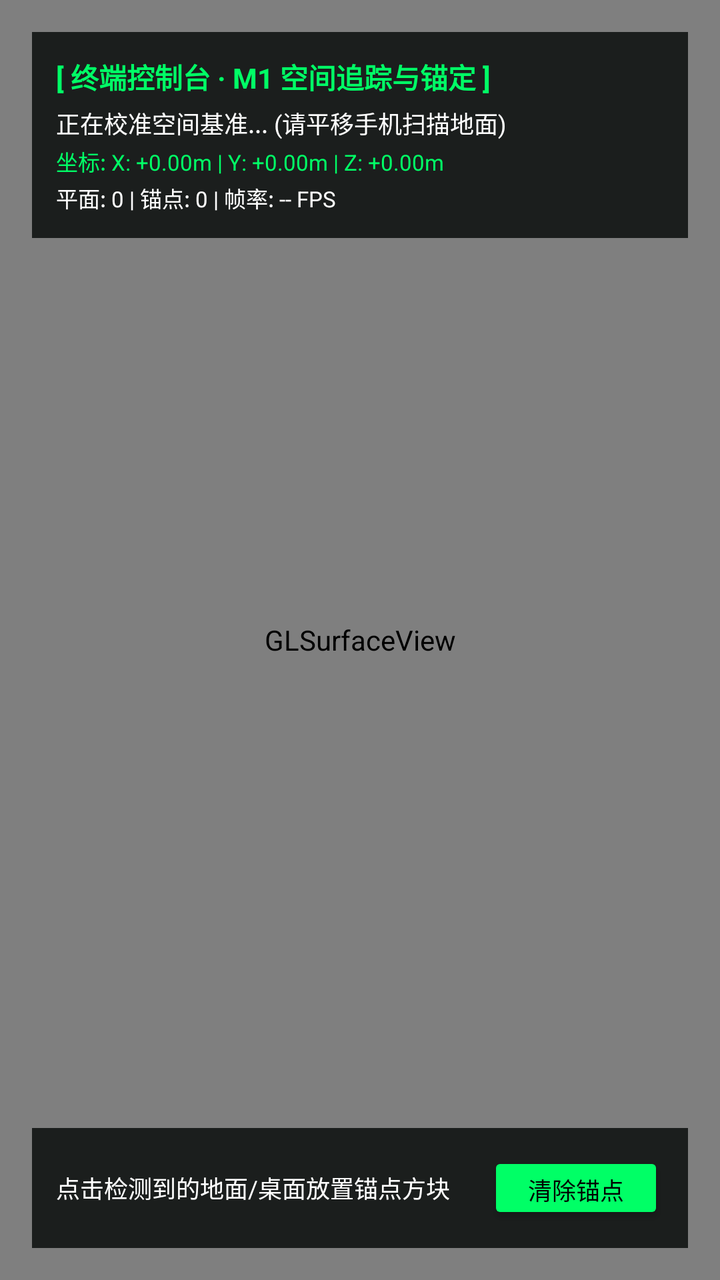
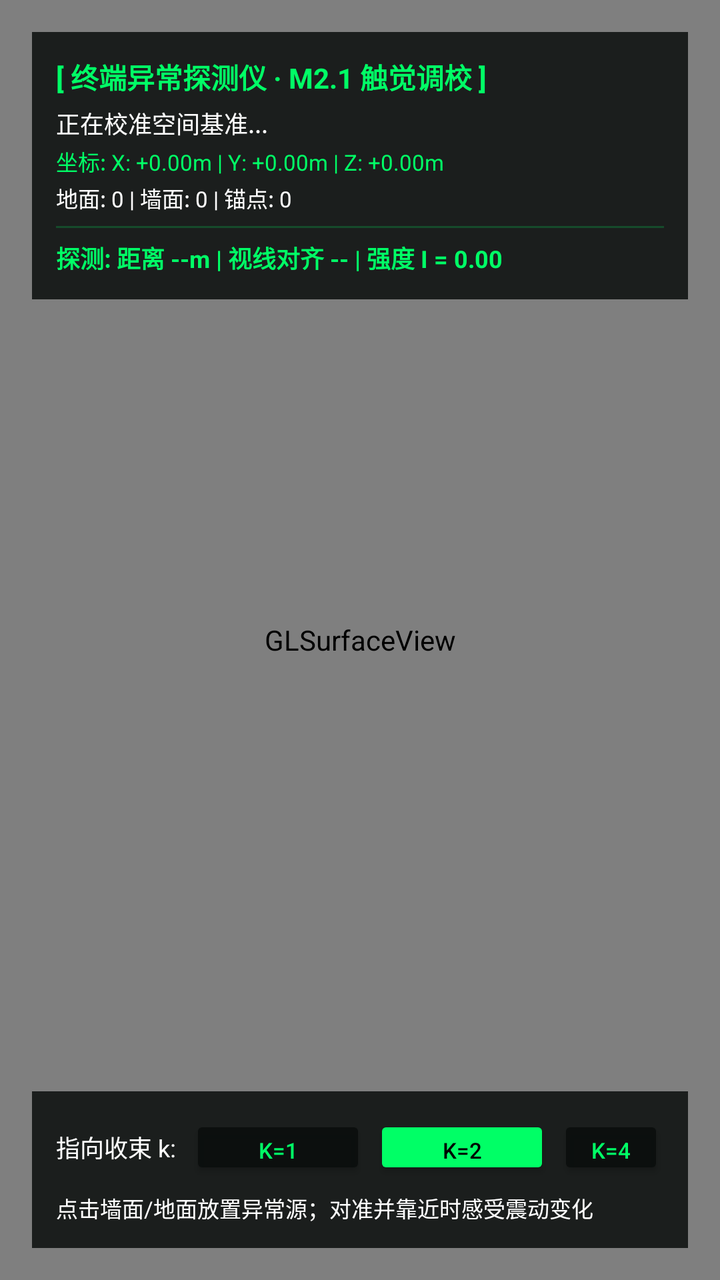

Two renders of the same Android screen: before a commit and after it. Below are the layout's source before the change and the commit's diff.
<!-- AndroidManifest.xml: application theme Theme.HomeDungeonAR -->
<!-- res/layout/activity_main.xml -->
<?xml version="1.0" encoding="utf-8"?>
<FrameLayout xmlns:android="http://schemas.android.com/apk/res/android"
    android:layout_width="match_parent"
    android:layout_height="match_parent"
    android:background="@color/black">

    <android.opengl.GLSurfaceView
        android:id="@+id/surfaceView"
        android:layout_width="match_parent"
        android:layout_height="match_parent" />

    
    <LinearLayout
        android:layout_width="match_parent"
        android:layout_height="wrap_content"
        android:layout_gravity="top"
        android:layout_margin="16dp"
        android:background="@color/terminal_dark"
        android:orientation="vertical"
        android:padding="12dp">

        <TextView
            android:layout_width="wrap_content"
            android:layout_height="wrap_content"
            android:text="[ 终端控制台 · M1 空间追踪与锚定 ]"
            android:textColor="@color/terminal_green"
            android:textSize="14sp"
            android:textStyle="bold" />

        <TextView
            android:id="@+id/tvStatus"
            android:layout_width="wrap_content"
            android:layout_height="wrap_content"
            android:layout_marginTop="4dp"
            android:text="正在校准空间基准... (请平移手机扫描地面)"
            android:textColor="@color/white"
            android:textSize="12sp" />

        <TextView
            android:id="@+id/tvPose"
            android:layout_width="wrap_content"
            android:layout_height="wrap_content"
            android:layout_marginTop="2dp"
            android:text="坐标: X: +0.00m | Y: +0.00m | Z: +0.00m"
            android:textColor="@color/terminal_green"
            android:textSize="11sp" />

        <TextView
            android:id="@+id/tvInfo"
            android:layout_width="wrap_content"
            android:layout_height="wrap_content"
            android:layout_marginTop="2dp"
            android:text="平面: 0 | 锚点: 0 | 帧率: -- FPS"
            android:textColor="@color/white"
            android:textSize="11sp" />
    </LinearLayout>

    
    <LinearLayout
        android:layout_width="match_parent"
        android:layout_height="wrap_content"
        android:layout_gravity="bottom"
        android:layout_margin="16dp"
        android:background="@color/terminal_dark"
        android:gravity="center_vertical"
        android:orientation="horizontal"
        android:padding="12dp">

        <TextView
            android:id="@+id/tvHint"
            android:layout_width="0dp"
            android:layout_height="wrap_content"
            android:layout_weight="1"
            android:text="点击检测到的地面/桌面放置锚点方块"
            android:textColor="@color/white"
            android:textSize="12sp" />

        <Button
            android:id="@+id/btnClearAnchors"
            android:layout_width="wrap_content"
            android:layout_height="36dp"
            android:backgroundTint="@color/terminal_green"
            android:paddingStart="12dp"
            android:paddingEnd="12dp"
            android:text="清除锚点"
            android:textColor="@color/black"
            android:textSize="12sp" />
    </LinearLayout>

    
    <LinearLayout
        android:id="@+id/permissionLayout"
        android:layout_width="match_parent"
        android:layout_height="wrap_content"
        android:layout_gravity="center"
        android:layout_margin="24dp"
        android:background="@color/terminal_dark"
        android:gravity="center"
        android:orientation="vertical"
        android:padding="20dp"
        android:visibility="gone">

        <TextView
            android:layout_width="wrap_content"
            android:layout_height="wrap_content"
            android:gravity="center"
            android:text="@string/camera_permission_required"
            android:textColor="@color/white"
            android:textSize="16sp" />

        <Button
            android:id="@+id/btnGrantPermission"
            android:layout_width="wrap_content"
            android:layout_height="wrap_content"
            android:layout_marginTop="16dp"
            android:backgroundTint="@color/terminal_green"
            android:text="@string/grant_permission"
            android:textColor="@color/black" />
    </LinearLayout>

</FrameLayout>
<!-- resources referenced by this layout -->
<resources>
  <color name="black">#FF000000</color>
  <color name="terminal_dark">#D90A0E0C</color>
  <color name="terminal_green">#FF00FF66</color>
  <color name="white">#FFFFFFFF</color>
  <string name="camera_permission_required">终端需要相机权限以观测空间</string>
  <string name="grant_permission">授权</string>
  <style name="Theme.HomeDungeonAR" parent="Theme.MaterialComponents.DayNight.NoActionBar">
          <item name="android:statusBarColor">@color/black</item>
          <item name="android:navigationBarColor">@color/black</item>
          <item name="android:windowBackground">@color/black</item>
      </style>
</resources>

<!-- the commit's change to res/layout/activity_main.xml (unified diff, before → after) -->
@@ -22,7 +22,7 @@
         <TextView
             android:layout_width="wrap_content"
             android:layout_height="wrap_content"
-            android:text="[ 终端控制台 · M1 空间追踪与锚定 ]"
+            android:text="[ 终端异常探测仪 · M2.1 触觉调校 ]"
             android:textColor="@color/terminal_green"
             android:textSize="14sp"
             android:textStyle="bold" />
@@ -32,7 +32,7 @@
             android:layout_width="wrap_content"
             android:layout_height="wrap_content"
             android:layout_marginTop="4dp"
-            android:text="正在校准空间基准... (请平移手机扫描地面)"
+            android:text="正在校准空间基准..."
             android:textColor="@color/white"
             android:textSize="12sp" />
 
@@ -50,9 +50,26 @@
             android:layout_width="wrap_content"
             android:layout_height="wrap_content"
             android:layout_marginTop="2dp"
-            android:text="平面: 0 | 锚点: 0 | 帧率: -- FPS"
+            android:text="地面: 0 | 墙面: 0 | 锚点: 0"
             android:textColor="@color/white"
             android:textSize="11sp" />
+
+        <View
+            android:layout_width="match_parent"
+            android:layout_height="1dp"
+            android:layout_marginTop="6dp"
+            android:layout_marginBottom="6dp"
+            android:background="@color/terminal_border" />
+
+        
+        <TextView
+            android:id="@+id/tvDetectorHaptics"
+            android:layout_width="wrap_content"
+            android:layout_height="wrap_content"
+            android:text="探测: 距离 --m | 视线对齐 -- | 强度 I = 0.00"
+            android:textColor="@color/terminal_green"
+            android:textSize="12sp"
+            android:textStyle="bold" />
     </LinearLayout>
 
     
@@ -62,29 +79,83 @@
         android:layout_gravity="bottom"
         android:layout_margin="16dp"
         android:background="@color/terminal_dark"
-        android:gravity="center_vertical"
-        android:orientation="horizontal"
+        android:orientation="vertical"
         android:padding="12dp">
+
+        <LinearLayout
+            android:layout_width="match_parent"
+            android:layout_height="wrap_content"
+            android:gravity="center_vertical"
+            android:orientation="horizontal">
+
+            <TextView
+                android:layout_width="wrap_content"
+                android:layout_height="wrap_content"
+                android:text="指向收束 k: "
+                android:textColor="@color/white"
+                android:textSize="12sp" />
+
+            <Button
+                android:id="@+id/btnK1"
+                android:layout_width="wrap_content"
+                android:layout_height="32dp"
+                android:layout_marginStart="4dp"
+                android:backgroundTint="@color/terminal_dark"
+                android:paddingStart="8dp"
+                android:paddingEnd="8dp"
+                android:text="k=1"
+                android:textColor="@color/terminal_green"
+                android:textSize="11sp" />
+
+            <Button
+                android:id="@+id/btnK2"
+                android:layout_width="wrap_content"
+                android:layout_height="32dp"
+                android:layout_marginStart="4dp"
+                android:backgroundTint="@color/terminal_green"
+                android:paddingStart="8dp"
+                android:paddingEnd="8dp"
+                android:text="k=2"
+                android:textColor="@color/black"
+                android:textSize="11sp" />
+
+            <Button
+                android:id="@+id/btnK4"
+                android:layout_width="wrap_content"
+                android:layout_height="32dp"
+                android:layout_marginStart="4dp"
+                android:backgroundTint="@color/terminal_dark"
+                android:paddingStart="8dp"
+                android:paddingEnd="8dp"
+                android:text="k=4"
+                android:textColor="@color/terminal_green"
+                android:textSize="11sp" />
+
+            <View
+                android:layout_width="0dp"
+                android:layout_height="1dp"
+                android:layout_weight="1" />
+
+            <Button
+                android:id="@+id/btnClearAnchors"
+                android:layout_width="wrap_content"
+                android:layout_height="32dp"
+                android:backgroundTint="@color/terminal_green"
+                android:paddingStart="8dp"
+                android:paddingEnd="8dp"
+                android:text="清除锚点"
+                android:textColor="@color/black"
+                android:textSize="11sp" />
+        </LinearLayout>
 
         <TextView
             android:id="@+id/tvHint"
-            android:layout_width="0dp"
+            android:layout_width="match_parent"
             android:layout_height="wrap_content"
-            android:layout_weight="1"
-            android:text="点击检测到的地面/桌面放置锚点方块"
+            android:layout_marginTop="6dp"
+            android:text="点击墙面/地面放置异常源；对准并靠近时感受震动变化"
             android:textColor="@color/white"
-            android:textSize="12sp" />
-
-        <Button
-            android:id="@+id/btnClearAnchors"
-            android:layout_width="wrap_content"
-            android:layout_height="36dp"
-            android:backgroundTint="@color/terminal_green"
-            android:paddingStart="12dp"
-            android:paddingEnd="12dp"
-            android:text="清除锚点"
-            android:textColor="@color/black"
-            android:textSize="12sp" />
+            android:textSize="11sp" />
     </LinearLayout>
 
     
<!-- resource entries referenced after the edit -->
@@ -1,6 +1,7 @@
 <!-- resources referenced by this layout -->
 <resources>
   <color name="black">#FF000000</color>
+  <color name="terminal_border">#3300FF66</color>
   <color name="terminal_dark">#D90A0E0C</color>
   <color name="terminal_green">#FF00FF66</color>
   <color name="white">#FFFFFFFF</color>
